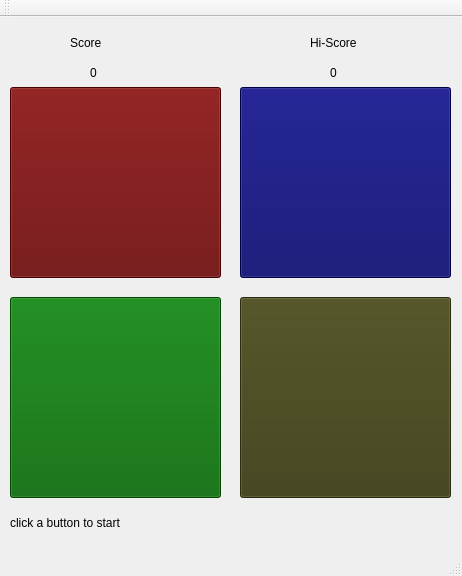
First picture: the form in simon_says/mainwindow.ui, repository jrem090/simon_says, before the edit.
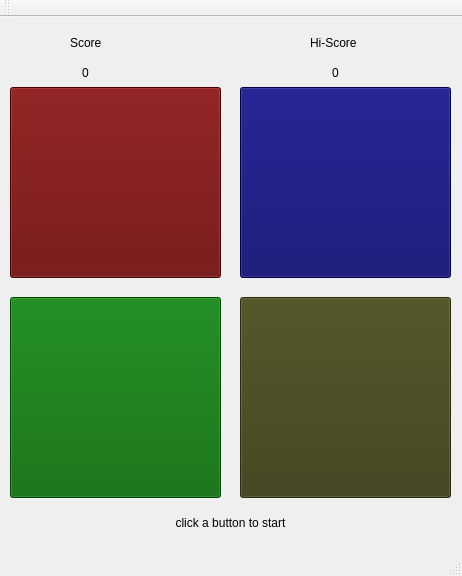
Second picture: the form after the edit.

What changed in the file:
```diff
--- a/simon_says/mainwindow.ui
+++ b/simon_says/mainwindow.ui
@@ -127,7 +127,7 @@
    <widget class="QLabel" name="score_label">
     <property name="geometry">
      <rect>
-      <x>90</x>
+      <x>50</x>
       <y>40</y>
       <width>71</width>
       <height>31</height>
@@ -136,11 +136,14 @@
     <property name="text">
      <string>0</string>
     </property>
+    <property name="alignment">
+     <set>Qt::AlignCenter</set>
+    </property>
    </widget>
    <widget class="QLabel" name="hi_score">
     <property name="geometry">
      <rect>
-      <x>330</x>
+      <x>300</x>
       <y>40</y>
       <width>71</width>
       <height>31</height>
@@ -149,6 +152,9 @@
     <property name="text">
      <string>0</string>
     </property>
+    <property name="alignment">
+     <set>Qt::AlignCenter</set>
+    </property>
    </widget>
    <widget class="QLabel" name="output_label">
     <property name="geometry">
@@ -162,6 +168,9 @@
     <property name="text">
      <string>click a button to start</string>
     </property>
+    <property name="alignment">
+     <set>Qt::AlignCenter</set>
+    </property>
    </widget>
   </widget>
   <widget class="QMenuBar" name="menuBar">
```
